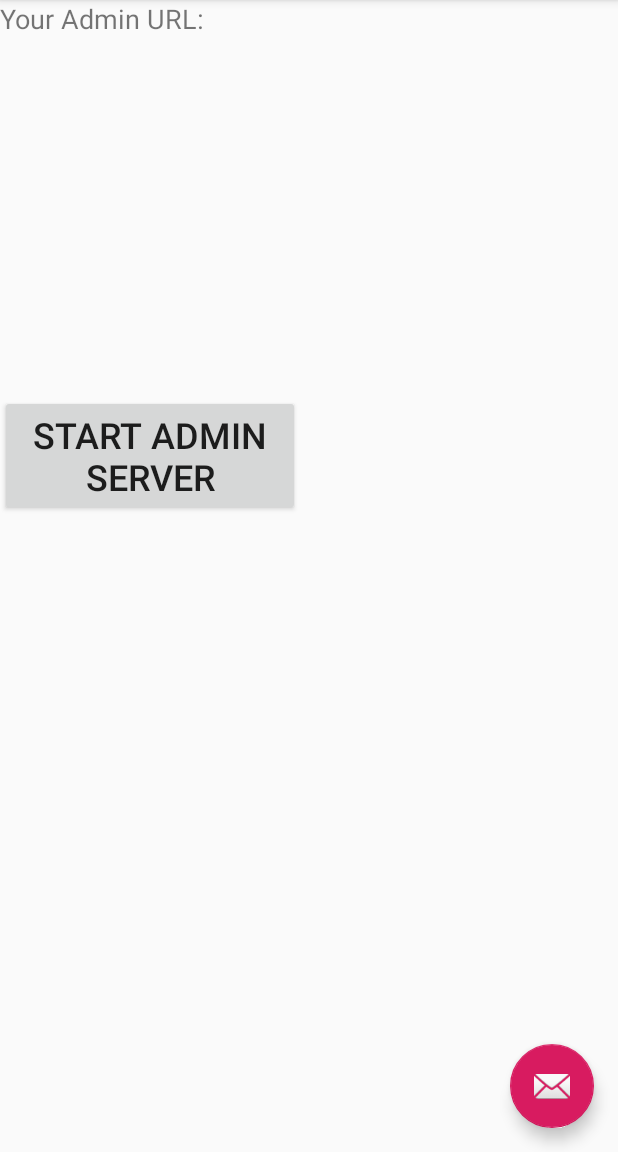
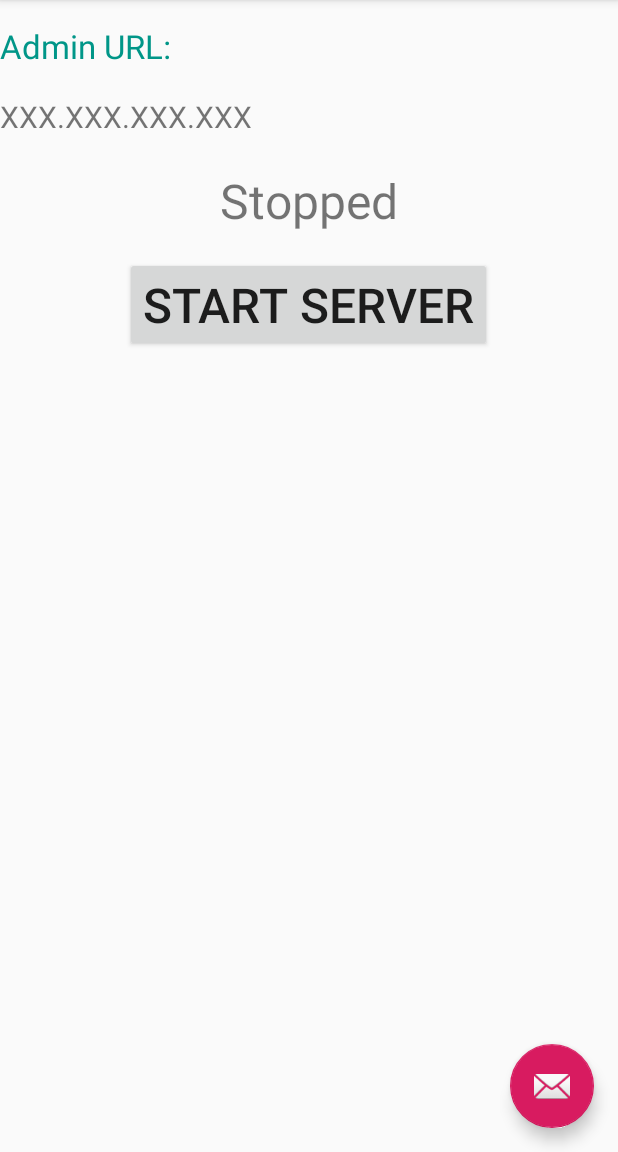
Before and after one commit to ErikOwsiak/Arduino-Web-Bridge, an Android app: the screen it shows after launch (MainActivity), on a phone screen of 412 x 824 dp, the part 84-1236 px from its top. Run offline under Robolectric (Android 15) with nearby library versions, the phone set to English and light mode, and no system bars.

Commit message:
ui changes

```diff
--- a/AndroidWebGate/app/src/main/java/tech/infomatrix/arduinowebgate/ApiCalls.java
+++ b/AndroidWebGate/app/src/main/java/tech/infomatrix/arduinowebgate/ApiCalls.java
@@ -36,7 +36,7 @@ public class ApiCalls {
             Method method = this.getClass().getMethod(this.args[1]);
             method.invoke(this);
         } catch (Exception e) {
-            WebBox.appLog(e.toString());
+            WebGate.appLog(e.toString());
             return false;
         }
         /* - - */
@@ -57,7 +57,7 @@ public class ApiCalls {
             this.apiCallFeedback = new ApiCallFeedback(0, "OK", "Sms Sent");
         } catch (Exception e) {
             this.apiExp = e;
-            WebBox.appLog(e.toString());
+            WebGate.appLog(e.toString());
         }
     }
 
--- a/AndroidWebGate/app/src/main/java/tech/infomatrix/arduinowebgate/MainActivity.java
+++ b/AndroidWebGate/app/src/main/java/tech/infomatrix/arduinowebgate/MainActivity.java
@@ -15,6 +15,7 @@ import android.widget.TextView;
 import java.io.IOException;
 import java.net.SocketException;
 
+import static java.lang.String.format;
 import static java.lang.System.out;
 
 
@@ -23,7 +24,7 @@ public class MainActivity extends AppCompatActivity {
     private Button btnStartStop;
     private TextView tvFeedback;
     private TextView tvIPAddress;
-    private WebBox webBox;
+    private WebGate webBox;
     private UartGate uartGate;
 
     @Override
@@ -52,8 +53,8 @@ public class MainActivity extends AppCompatActivity {
         try {
 
             /* - - */
-            WebBox.ctx = this.getApplicationContext();
-            this.webBox = new WebBox();
+            WebGate.ctx = this.getApplicationContext();
+            this.webBox = new WebGate();
 
             /* - - */
             UartGate.ctx = this.getApplicationContext();
@@ -102,8 +103,8 @@ public class MainActivity extends AppCompatActivity {
         try {
             this.webBox.startAdminServer();
             if (this.webBox.setLocalAddress())
-                this.tvIPAddress.setText(String.format("http://%s:%s/", WebBox.ipAddress, WebBox.adminPort));
-            this.btnStartStop.setText("Stop Admin Server");
+                this.tvIPAddress.setText(format("http://%s:%s/", WebGate.ipAddress, WebGate.adminPort));
+            this.btnStartStop.setText("Stop Server");
             /* refresh */
             v.invalidate();
         } catch (Exception e) {
--- a/AndroidWebGate/app/src/main/java/tech/infomatrix/arduinowebgate/MsgProccessor.java
+++ b/AndroidWebGate/app/src/main/java/tech/infomatrix/arduinowebgate/MsgProccessor.java
@@ -44,7 +44,7 @@ public class MsgProccessor {
                     }
 
                 } catch (Exception e) {
-                    WebBox.appLog(e.toString());
+                    WebGate.appLog(e.toString());
                 } finally {
                     urlConnection.disconnect();
                 }
--- a/AndroidWebGate/app/src/main/java/tech/infomatrix/arduinowebgate/RequestParser.java
+++ b/AndroidWebGate/app/src/main/java/tech/infomatrix/arduinowebgate/RequestParser.java
@@ -46,7 +46,7 @@ public class RequestParser {
             String line = this.bufferedReader.readLine();
             while (line.length() > 0) {
                 this.requestHeaders.add(line);
-                WebBox.appLog(line);
+                WebGate.appLog(line);
                 line = this.bufferedReader.readLine();
                 if (line.toLowerCase().startsWith("content-length")) {
                     String strlen = line.split(":")[1].trim();
@@ -83,7 +83,7 @@ public class RequestParser {
 
 
         } catch (Exception e) {
-            WebBox.appLog(e.toString());
+            WebGate.appLog(e.toString());
             this.errorCount++;
         }
     }
@@ -98,7 +98,7 @@ public class RequestParser {
                 this.postDict.put(kv[0], kv[1]);
             }
         } catch (Exception e) {
-            WebBox.appLog(e.toString());
+            WebGate.appLog(e.toString());
             this.postDict = null;
             this.errorCount++;
         }
--- a/AndroidWebGate/app/src/main/java/tech/infomatrix/arduinowebgate/UartGateBuffer.java
+++ b/AndroidWebGate/app/src/main/java/tech/infomatrix/arduinowebgate/UartGateBuffer.java
@@ -25,7 +25,7 @@ public class UartGateBuffer {
     public UartGateBuffer(String key, int maxsize) {
         this.name = key.replaceAll(":", "_") + ".db";
         this.maxsize = (maxsize == 0) ? 3600 : maxsize;
-        this.db = new File(WebBox.appDir, format("%s/%s", "data", this.name));
+        this.db = new File(WebGate.appDir, format("%s/%s", "data", this.name));
         this.msgs = new LinkedList<UartMsg>();
         this.tmpsize = 512;
         this.initStore();
--- a/AndroidWebGate/app/src/main/java/tech/infomatrix/arduinowebgate/WebBox.java
+++ b/AndroidWebGate/app/src/main/java/tech/infomatrix/arduinowebgate/WebGate.java
@@ -25,7 +25,7 @@ import java.util.List;
 import static java.lang.System.out;
 
 
-public class WebBox {
+public class WebGate {
 
     final public static int adminPort = 8020;
     final public static String devMaker = Build.MANUFACTURER;
@@ -44,7 +44,7 @@ public class WebBox {
     private ServerSocket adminSocket;
 
 
-    public WebBox() {
+    public WebGate() {
     }
 
     public void startClientServer() {
@@ -52,16 +52,16 @@ public class WebBox {
 
     public void startAdminServer() {
         /* - - */
-        WebBox.adminThread = new Thread(new Runnable() {
+        WebGate.adminThread = new Thread(new Runnable() {
             @Override
             public void run() {
                 try {
                     /* - - */
-                    ServerSocket adminSocket = new ServerSocket(WebBox.adminPort);
-                    WifiManager wm = (WifiManager) WebBox.ctx.getSystemService(Context.WIFI_SERVICE);
+                    ServerSocket adminSocket = new ServerSocket(WebGate.adminPort);
+                    WifiManager wm = (WifiManager) WebGate.ctx.getSystemService(Context.WIFI_SERVICE);
                     String msg = "Admin server started.\n" +
                             "On IP: " + adminSocket.getInetAddress().getHostAddress() + "\n" +
-                            "On port : " + WebBox.adminPort + "\n" +
+                            "On port : " + WebGate.adminPort + "\n" +
                             "MAC: " + wm.getConnectionInfo().getMacAddress() + "\n";
                     /* - - */
                     while (true) {
@@ -79,11 +79,11 @@ public class WebBox {
             }
         });
         /* - - */
-        WebBox.adminThread.start();
+        WebGate.adminThread.start();
     }
 
     public Boolean isSetup() {
-        String fn = String.format("%s/%s/%s", WebBox.extDir, WebBox.appDirName, WebBox.appConfName);
+        String fn = String.format("%s/%s/%s", WebGate.extDir, WebGate.appDirName, WebGate.appConfName);
         return new File(fn).isFile();
     }
 
@@ -106,20 +106,20 @@ public class WebBox {
 
     private Boolean createAppFolders() {
         /* - - */
-        WebBox.appDir = new File(WebBox.extDir, WebBox.appDirName);
-        if (!WebBox.appDir.exists()) {
+        WebGate.appDir = new File(WebGate.extDir, WebGate.appDirName);
+        if (!WebGate.appDir.exists()) {
             out.println("creating app folders");
-            if (WebBox.appDir.mkdir()) {
-                out.println(WebBox.appDir + " : Created");
+            if (WebGate.appDir.mkdir()) {
+                out.println(WebGate.appDir + " : Created");
                 /* app dir */
                 String[] sdirs = {"admin", "js", "css", "exe", "data"};
                 for (String s : sdirs) {
-                    File f = new File(WebBox.appDir, s);
+                    File f = new File(WebGate.appDir, s);
                     if (f.mkdir())
                         f.setWritable(true);
                 }
                 /* admin dir */
-                File admin = new File(WebBox.appDir, "admin");
+                File admin = new File(WebGate.appDir, "admin");
                 String[] adirs = {"js", "css", "exe"};
                 for (String s : adirs) {
                     File f = new File(admin, s);
@@ -127,20 +127,20 @@ public class WebBox {
                         f.setWritable(true);
                 }
             } else {
-                out.println(WebBox.appDir.getPath() + " : NotCreated");
+                out.println(WebGate.appDir.getPath() + " : NotCreated");
             }
         } else {
-            out.println(WebBox.appDir.getPath() + " : Exists");
+            out.println(WebGate.appDir.getPath() + " : Exists");
         }
         /* - - */
-        return WebBox.appDir.exists();
+        return WebGate.appDir.exists();
     }
 
     private void writeConfFile() throws IOException {
         try {
-            File conf = new File(WebBox.appDir, "admin/app.conf");
+            File conf = new File(WebGate.appDir, "admin/app.conf");
             FileWriter fw = new FileWriter(conf, true);
-            fw.append("IsFakeSD: " + WebBox.isFakeSD + "\n");
+            fw.append("IsFakeSD: " + WebGate.isFakeSD + "\n");
             fw.append("DateCreated: " + new Date().toString());
             fw.close();
             if (conf.exists())
@@ -173,14 +173,14 @@ public class WebBox {
                     if (iad.isLoopbackAddress())
                         continue;
                     if (iad.isSiteLocalAddress()) {
-                        WebBox.ipAddress = iad.getHostAddress();
+                        WebGate.ipAddress = iad.getHostAddress();
                         rval = true;
                     }
                 }
             }
 
         } catch (Exception e) {
-            WebBox.appLog(e.toString());
+            WebGate.appLog(e.toString());
         }
 
         return rval;
--- a/AndroidWebGate/app/src/main/res/layout/content_main.xml
+++ b/AndroidWebGate/app/src/main/res/layout/content_main.xml
@@ -2,42 +2,46 @@
 <LinearLayout xmlns:android="http://schemas.android.com/apk/res/android"
     xmlns:app="http://schemas.android.com/apk/res-auto"
     xmlns:tools="http://schemas.android.com/tools"
-    android:layout_width="wrap_content"
-    android:layout_height="wrap_content"
+    android:layout_width="fill_parent"
+    android:layout_height="fill_parent"
     android:orientation="vertical"
+    android:gravity="center_horizontal"
     app:layout_behavior="@string/appbar_scrolling_view_behavior"
     tools:context=".MainActivity"
     tools:showIn="@layout/activity_main">
 
-
     <TextView
         android:id="@+id/tvLbl0"
-        android:layout_width="320dp"
+        android:layout_width="fill_parent"
+        android:layout_marginTop="16dp"
         android:layout_height="32dp"
-        android:text="Your Admin URL:"
-        android:textSize="18sp" />
+        android:text="Admin URL:"
+        android:textColor="#009688"
+        android:textSize="22sp" />
 
     <TextView
         android:id="@+id/tvIPAddress"
-        android:layout_width="360dp"
+        android:layout_width="fill_parent"
+        android:layout_marginTop="16dp"
         android:layout_height="32dp"
-        android:textSize="22sp"
-        android:text="" />
+        android:textSize="20sp"
+        android:text="XXX.XXX.XXX.XXX" />
 
     <TextView
         android:id="@+id/tvFeedback"
         android:layout_width="wrap_content"
         android:layout_height="wrap_content"
-        android:text=""
+        android:layout_marginTop="16dp"
+        android:text="Stopped"
         android:textSize="32sp" />
 
     <Button
         android:id="@+id/btnStart"
-        android:layout_width="200dp"
+        android:layout_width="wrap_content"
         android:layout_height="wrap_content"
-        android:layout_marginTop="156dp"
+        android:layout_marginTop="16dp"
         android:onClick="btnStartClick"
-        android:text="Start Admin Server"
-        android:textSize="24sp" />
+        android:text="Start Server"
+        android:textSize="32sp" />
 
 </LinearLayout>
--- a/AndroidWebGate/build.gradle
+++ b/AndroidWebGate/build.gradle
@@ -7,7 +7,7 @@ buildscript {
 
     }
     dependencies {
-        classpath 'com.android.tools.build:gradle:3.4.0'
+        classpath 'com.android.tools.build:gradle:3.4.1'
 
         // NOTE: Do not place your application dependencies here; they belong
         // in the individual module build.gradle files
```
Also changed, not shown: AndroidWebGate/app/src/main/java/tech/infomatrix/arduinowebgate/ExeCalls.java (+8 -8 lines), AndroidWebGate/app/src/main/java/tech/infomatrix/arduinowebgate/UartGate.java (+10 -10 lines), AndroidWebGate/app/src/main/java/tech/infomatrix/arduinowebgate/WebBoxAdminThread.java (+16 -16 lines).
